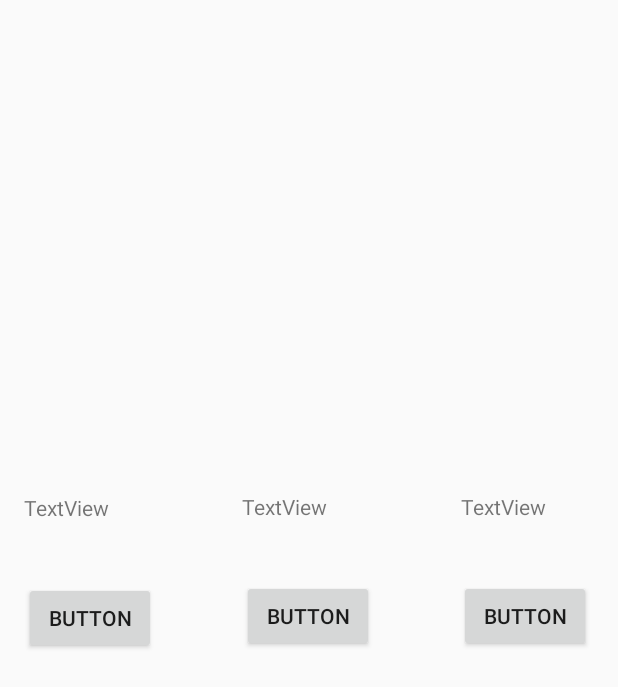
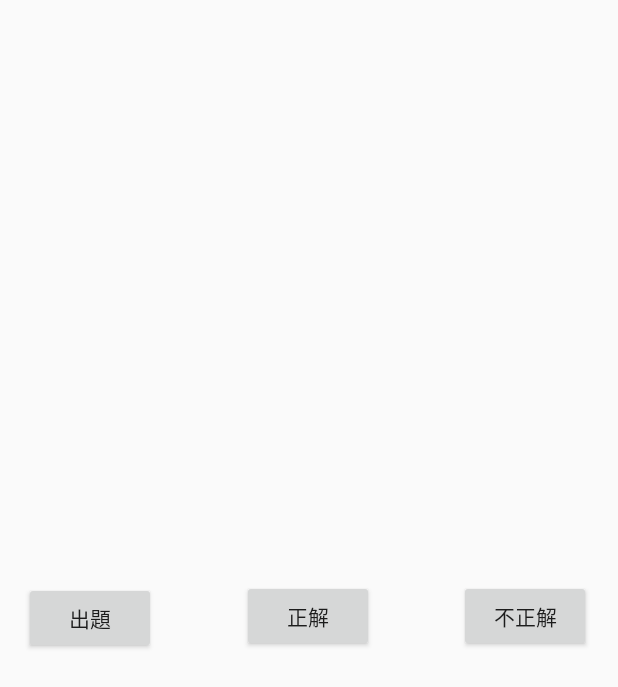
Before and after one commit to Bluewind12/For_studying_app, an Android app: the layout sound_layout.xml on its own in the app's theme, with its tools: preview values and no code run, on a phone screen of 412 x 824 dp. Shown: the top 687 px of the screen. Run offline under Robolectric (Android 15) with nearby library versions, the phone set to English and light mode, and no system bars.

Commit message:
Sound_Framework_End

```diff
--- a/app/src/main/java/com/example/momonyan/for_studying_app/Sound_Activity.kt
+++ b/app/src/main/java/com/example/momonyan/for_studying_app/Sound_Activity.kt
@@ -1,7 +1,30 @@
 package com.example.momonyan.for_studying_app
 
+import android.os.Bundle
 import android.support.v7.app.AppCompatActivity
+import android.widget.Button
 
-class Sound_Activity :AppCompatActivity(){
+class Sound_Activity : AppCompatActivity() {
+    private lateinit var questionButton: Button
+    private lateinit var collectButton: Button
+    private lateinit var unCollectButton: Button
 
+    override fun onCreate(savedInstanceState: Bundle?) {
+        super.onCreate(savedInstanceState)
+        setContentView(R.layout.sound_layout)
+
+        questionButton = findViewById(R.id.So_button)
+        collectButton = findViewById(R.id.So_button2)
+        unCollectButton = findViewById(R.id.So_button3)
+
+        questionButton.setOnClickListener {
+
+        }
+        collectButton.setOnClickListener {
+
+        }
+        unCollectButton.setOnClickListener {
+
+        }
+    }
 }
--- a/app/src/main/res/layout/sound_layout.xml
+++ b/app/src/main/res/layout/sound_layout.xml
@@ -10,7 +10,7 @@
         android:layout_width="wrap_content"
         android:layout_height="wrap_content"
         android:layout_marginStart="16dp"
-        android:text="Button"
+        android:text="出題"
         app:layout_constraintBottom_toBottomOf="parent"
         app:layout_constraintEnd_toStartOf="@+id/So_button2"
         app:layout_constraintHorizontal_chainStyle="spread_inside"
@@ -22,7 +22,7 @@
         android:layout_width="wrap_content"
         android:layout_height="wrap_content"
         android:layout_marginBottom="1dp"
-        android:text="Button"
+        android:text="正解"
         app:layout_constraintBottom_toBottomOf="@+id/So_button"
         app:layout_constraintEnd_toStartOf="@+id/So_button3"
         app:layout_constraintStart_toEndOf="@+id/So_button" />
@@ -32,37 +32,9 @@
         android:layout_width="wrap_content"
         android:layout_height="wrap_content"
         android:layout_marginEnd="18dp"
-        android:text="Button"
+        android:text="不正解"
         app:layout_constraintBaseline_toBaselineOf="@+id/So_button2"
         app:layout_constraintEnd_toEndOf="parent"
         app:layout_constraintStart_toEndOf="@+id/So_button2" />
 
-    <TextView
-        android:id="@+id/So_textView2"
-        android:layout_width="wrap_content"
-        android:layout_height="wrap_content"
-        android:layout_marginBottom="39dp"
-        android:text="TextView"
-        app:layout_constraintBottom_toTopOf="@+id/So_button2"
-        app:layout_constraintStart_toStartOf="@+id/So_button2" />
-
-    <TextView
-        android:id="@+id/So_textView1"
-        android:layout_width="wrap_content"
-        android:layout_height="wrap_content"
-        android:layout_marginBottom="40dp"
-        android:layout_marginStart="16dp"
-        android:text="TextView"
-        app:layout_constraintBottom_toTopOf="@+id/So_button"
-        app:layout_constraintStart_toStartOf="parent" />
-
-    <TextView
-        android:id="@+id/So_textView3"
-        android:layout_width="wrap_content"
-        android:layout_height="wrap_content"
-        android:layout_marginBottom="39dp"
-        android:layout_marginEnd="48dp"
-        android:text="TextView"
-        app:layout_constraintBottom_toTopOf="@+id/So_button3"
-        app:layout_constraintEnd_toEndOf="parent" />
 </android.support.constraint.ConstraintLayout>
```
